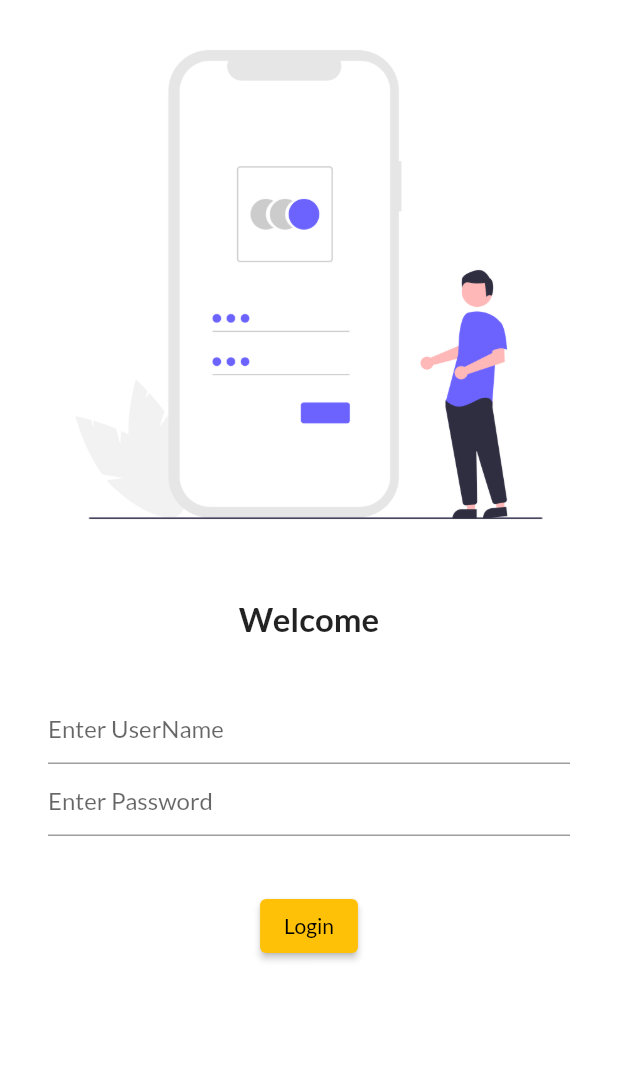
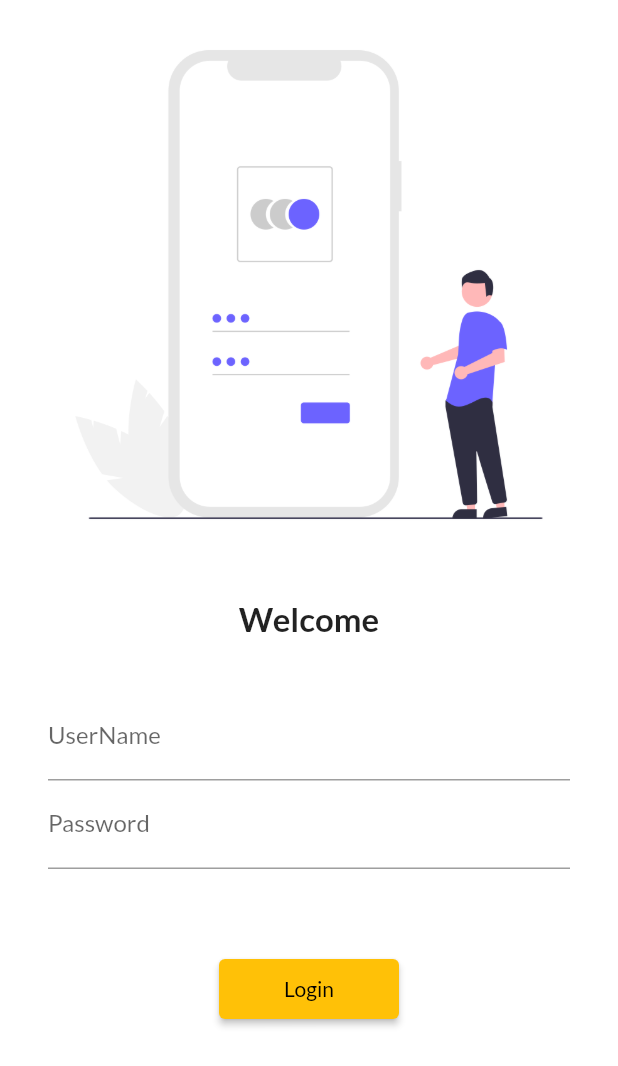
Before and after one commit to RahulRazdan/30DaysOfFlutter, a Flutter app: the screen it shows after launch, on a phone screen of 412 x 824 dp. Shown: the top 1066 px of the screen. Run offline on Flutter 3.47's test engine with Material 2 defaults, Android fonts, the phone set to English and light mode, and no system bars; our stand-ins replace google_fonts.

Commit message:
Day5 completed

```diff
--- a/lib/main.dart
+++ b/lib/main.dart
@@ -1,5 +1,6 @@
 import 'package:flutter/material.dart';
 import 'package:flutter_application/pages/login_page.dart';
+import 'package:flutter_application/utils/routes.dart';
 import 'pages/home_page.dart';
 import 'package:google_fonts/google_fonts.dart';
 
@@ -22,8 +23,8 @@ class MyApp extends StatelessWidget {
       initialRoute: "/",
       routes: {
         "/": (context) => const LoginPage(),
-        "/home": (context) => const HomePage(),
-        "/login": (context) => const LoginPage()
+        MyRoutes.homeRoute: (context) => const HomePage(),
+        MyRoutes.loginRoute: (context) => const LoginPage()
       },
     );
   }
--- a/lib/pages/login_page.dart
+++ b/lib/pages/login_page.dart
@@ -1,4 +1,5 @@
 import 'package:flutter/material.dart';
+import 'package:flutter_application/utils/routes.dart';
 
 class LoginPage extends StatelessWidget {
   const LoginPage({Key? key}) : super(key: key);
@@ -7,7 +8,8 @@ class LoginPage extends StatelessWidget {
   Widget build(BuildContext context) {
     return Material(
         color: Colors.white,
-        child: Column(children: [
+        child: SingleChildScrollView(
+            child: Column(children: [
           Image.asset("assets/images/login_bck.png", fit: BoxFit.cover),
           const SizedBox(height: 20.0),
           const Text("Welcome",
@@ -19,18 +21,23 @@ class LoginPage extends StatelessWidget {
               child: Column(
                 children: [
                   TextFormField(
-                    decoration:
-                        const InputDecoration(hintText: "Enter UserName"),
+                    decoration: const InputDecoration(
+                        hintText: "Enter UserName", labelText: "UserName"),
                   ),
                   TextFormField(
                     obscureText: true,
-                    decoration:
-                        const InputDecoration(hintText: "Enter Password"),
+                    decoration: const InputDecoration(
+                        hintText: "Enter Password", labelText: "Password"),
                   )
                 ],
               )),
-          const SizedBox(height: 20.0),
-          ElevatedButton(onPressed: () {}, child: const Text("Login"))
-        ]));
+          const SizedBox(height: 40.0),
+          ElevatedButton(
+              onPressed: () {
+                Navigator.pushNamed(context, MyRoutes.homeRoute);
+              },
+              style: TextButton.styleFrom(minimumSize: const Size(120, 40)),
+              child: const Text("Login"))
+        ])));
   }
 }
--- /dev/null
+++ b/lib/utils/routes.dart
@@ -0,0 +1,4 @@
+class MyRoutes {
+  static String loginRoute = "/login";
+  static String homeRoute = "/home";
+}
```
